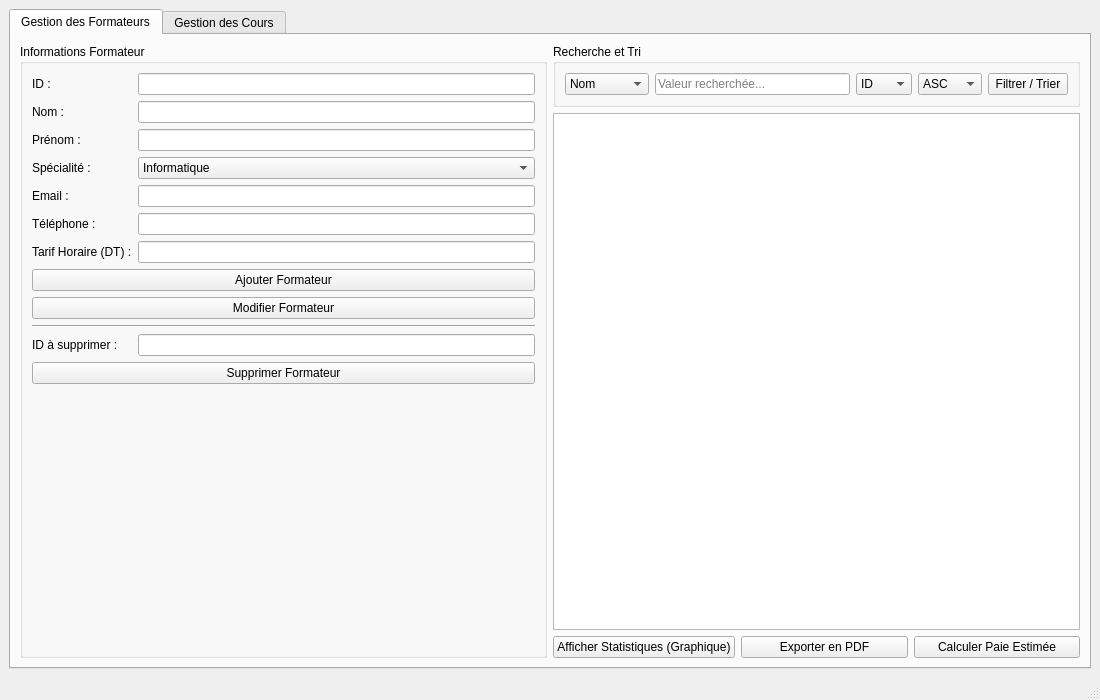
Emenslimi/CentreDeFormation, file mainwindow.ui: the form before one commit.
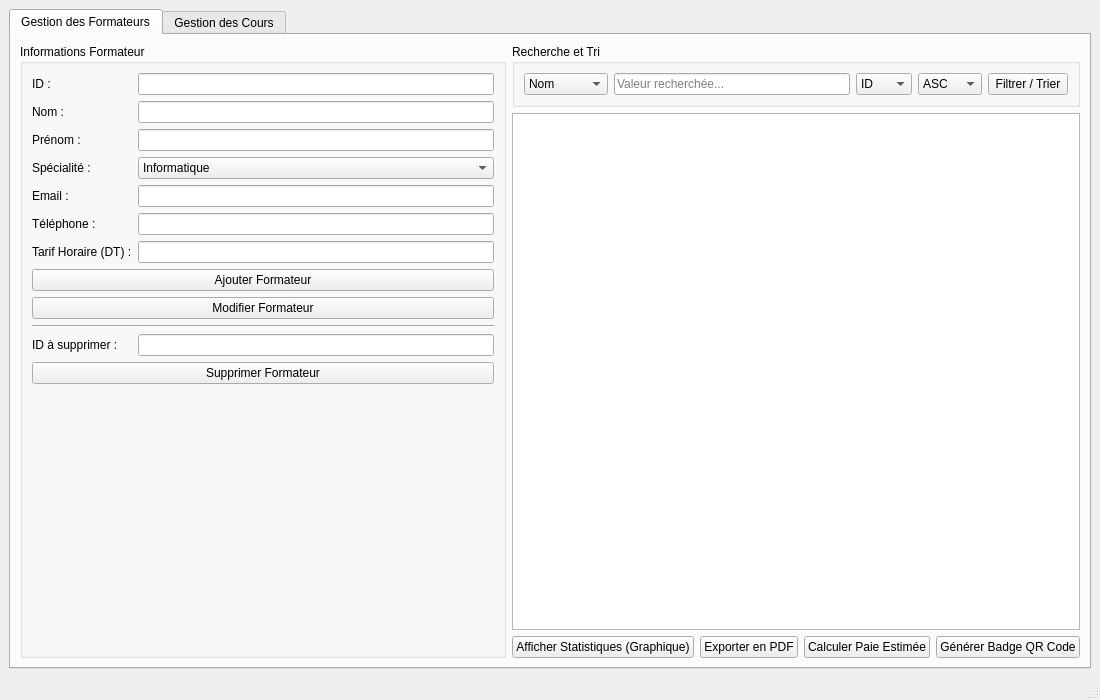
The form after the commit. The open tabs and pages were chosen to show the change.

Commit message: qr code infos formateur

```diff
--- a/mainwindow.ui
+++ b/mainwindow.ui
@@ -261,6 +261,13 @@
               </property>
              </widget>
             </item>
+            <item>
+             <widget class="QPushButton" name="btn_qr_formateur">
+              <property name="text">
+               <string>Générer Badge QR Code</string>
+              </property>
+             </widget>
+            </item>
            </layout>
           </item>
          </layout>
```
Left out of the diff: 2 changed lines with no effect on the pictures. The commit also changes 3 other files.
